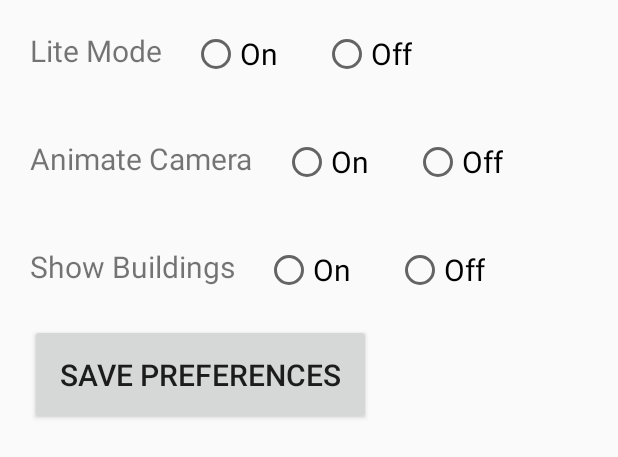
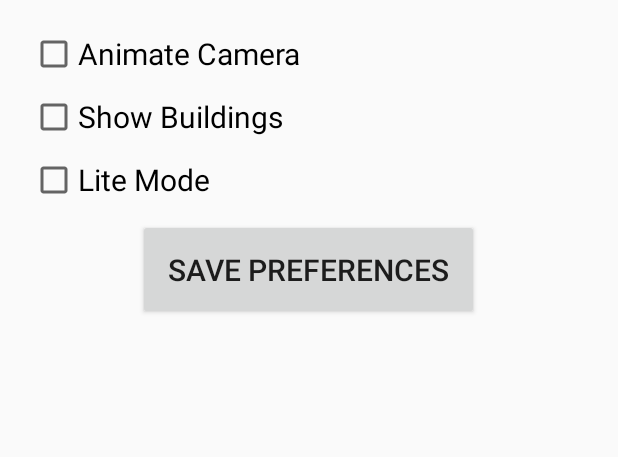
Before and after one commit to jj-moore/PhotoMap, an Android app: the layout preferences_dialog.xml on its own in the app's theme, with its tools: preview values and no code run, on a phone screen of 412 x 824 dp. Shown: the top 457 px of the screen. Run offline under Robolectric (Android 15) with nearby library versions, the phone set to English and light mode, and no system bars.

Commit message:
Changed map preferences dialog from option to checkbox Added error handling for recycled or null images Added cache clearing to onDestroy

```diff
--- a/app/src/main/java/cps251/edu/wccnet/jh7_jjmoore_photomap/ImageLoader.java
+++ b/app/src/main/java/cps251/edu/wccnet/jh7_jjmoore_photomap/ImageLoader.java
@@ -11,7 +11,6 @@ import android.util.Log;
 import android.widget.ImageView;
 
 import java.io.FileDescriptor;
-import java.io.FileNotFoundException;
 
 import static android.graphics.BitmapFactory.decodeFileDescriptor;
 
@@ -45,7 +44,7 @@ class ImageLoader extends AsyncTask<String, Integer, Bitmap> {
             int sampleSize = this.calcSampleSize(options);
 
             return this.getScaledImage(sampleSize);
-        } catch (FileNotFoundException e) {
+        } catch (Exception e) {
             Log.d("Jeremy", "onActivityResult: FileNotFoundException: " + e.toString());
             return null;
         }
@@ -102,7 +101,7 @@ class ImageLoader extends AsyncTask<String, Integer, Bitmap> {
 
     // ADD IMAGE TO CACHE. DISPLAY THE IMAGE IF REQUIRED. REMOVE RECORD IF IMAGE NOT FOUND.
     protected void onPostExecute(Bitmap bitmap) {
-        if (bitmap != null) {
+        if (bitmap != null && !bitmap.isRecycled()) {
             activityInterface.addImageToCache(uriString, bitmap);
             if (displayImage) {
                 imageView.setImageBitmap(bitmap);
--- a/app/src/main/res/layout/preferences_dialog.xml
+++ b/app/src/main/res/layout/preferences_dialog.xml
@@ -2,122 +2,38 @@
 <LinearLayout xmlns:android="http://schemas.android.com/apk/res/android"
     android:layout_width="match_parent"
     android:layout_height="match_parent"
-    android:orientation="vertical">
-
-    <LinearLayout
-        android:layout_width="wrap_content"
-        android:layout_height="wrap_content"
-        android:orientation="horizontal"
+    android:orientation="vertical"
     android:padding="20dp">
 
-        <TextView
-            android:layout_width="wrap_content"
+    <CheckBox
+        android:id="@+id/check_animate"
+        android:layout_width="match_parent"
         android:layout_height="wrap_content"
-            android:paddingEnd="20dp"
-            android:text="@string/preference_lite_mode"
-            android:textSize="20sp" />
-
-        <RadioGroup
-            android:layout_width="wrap_content"
-            android:layout_height="wrap_content"
-            android:orientation="horizontal">
-
-            <RadioButton
-                android:id="@+id/lite_mode_on"
-                android:layout_width="wrap_content"
-                android:layout_height="wrap_content"
-                android:paddingEnd="30dp"
-                android:text="@string/preference_on"
-                android:textSize="20sp" />
-
-            <RadioButton
-                android:id="@+id/lite_mode_off"
-                android:layout_width="wrap_content"
-                android:layout_height="wrap_content"
-                android:text="@string/preference_off"
-                android:textSize="20sp" />
-        </RadioGroup>
-
-    </LinearLayout>
-
-    <LinearLayout
-        android:layout_width="wrap_content"
-        android:layout_height="wrap_content"
-        android:orientation="horizontal"
-        android:padding="20dp">
-
-        <TextView
-            android:layout_width="wrap_content"
-            android:layout_height="wrap_content"
-            android:paddingEnd="20dp"
+        android:layout_marginBottom="10dp"
         android:text="@string/preference_animate"
         android:textSize="20sp" />
 
-        <RadioGroup
-            android:layout_width="wrap_content"
+    <CheckBox
+        android:id="@+id/check_buildings"
+        android:layout_width="match_parent"
         android:layout_height="wrap_content"
-            android:orientation="horizontal">
-
-            <RadioButton
-                android:id="@+id/animate_map_on"
-                android:layout_width="wrap_content"
-                android:layout_height="wrap_content"
-                android:paddingEnd="30dp"
-                android:text="@string/preference_on"
-                android:textSize="20sp" />
-
-            <RadioButton
-                android:id="@+id/animate_map_off"
-                android:layout_width="wrap_content"
-                android:layout_height="wrap_content"
-                android:text="@string/preference_off"
-                android:textSize="20sp" />
-        </RadioGroup>
-
-    </LinearLayout>
-
-    <LinearLayout
-        android:layout_width="wrap_content"
-        android:layout_height="wrap_content"
-        android:orientation="horizontal"
-        android:padding="20dp">
-
-        <TextView
-            android:layout_width="wrap_content"
-            android:layout_height="wrap_content"
-            android:paddingEnd="20dp"
+        android:layout_marginBottom="10dp"
         android:text="@string/preference_buildings"
         android:textSize="20sp" />
 
-        <RadioGroup
-            android:layout_width="wrap_content"
+    <CheckBox
+        android:id="@+id/check_lite_mode"
+        android:layout_width="match_parent"
         android:layout_height="wrap_content"
-            android:orientation="horizontal">
-
-            <RadioButton
-                android:id="@+id/show_buildings_on"
-                android:layout_width="wrap_content"
-                android:layout_height="wrap_content"
-                android:paddingEnd="30dp"
-                android:text="@string/preference_on"
+        android:layout_marginBottom="10dp"
+        android:text="@string/preference_lite_mode"
         android:textSize="20sp" />
-
-            <RadioButton
-                android:id="@+id/show_buildings_off"
-                android:layout_width="wrap_content"
-                android:layout_height="wrap_content"
-                android:text="@string/preference_off"
-                android:textSize="20sp" />
-        </RadioGroup>
-
-    </LinearLayout>
 
     <Button
         android:id="@+id/save_preferences"
         android:layout_width="wrap_content"
         android:layout_height="wrap_content"
-        android:layout_marginBottom="20dp"
-        android:layout_marginStart="20dp"
+        android:layout_gravity="center"
         android:padding="20dp"
         android:text="@string/preference_save"
         android:textSize="20sp" />
--- a/app/src/main/res/values/strings.xml
+++ b/app/src/main/res/values/strings.xml
@@ -3,9 +3,9 @@
     <string name="title_activity_maps">PhotoMap</string>
     <string name="option_take_photo">Take Photo</string>
     <string name="option_add_photo">Add Photo</string>
-    <string name="option_save_location">Save Record</string>
+    <string name="option_save_location">Save Map Position</string>
     <string name="option_toggle_view">Set Map Type</string>
-    <string name="option_set_preferences">Set Map Preferences</string>
+    <string name="option_set_preferences">Set Global Preferences</string>
     <string name="option_delete">Delete Current Record</string>
     <string name="photo_index">Showing %1$d of %2$d</string>
     <string name="search_notes">Enter search string or notes</string>
@@ -16,6 +16,4 @@
     <string name="preference_animate">Animate Camera</string>
     <string name="preference_buildings">Show Buildings</string>
     <string name="preference_save">Save Preferences</string>
-    <string name="preference_on">On</string>
-    <string name="preference_off">Off</string>
 </resources>
```
Also changed, not shown: app/src/main/java/cps251/edu/wccnet/jh7_jjmoore_photomap/DatabaseManager.java (+9 -5 lines), app/src/main/java/cps251/edu/wccnet/jh7_jjmoore_photomap/DialogPreferences.java (+15 -52 lines), app/src/main/java/cps251/edu/wccnet/jh7_jjmoore_photomap/MainActivity.java (+8 -1 lines). Lines whose indentation alone changed are shown as unchanged.
